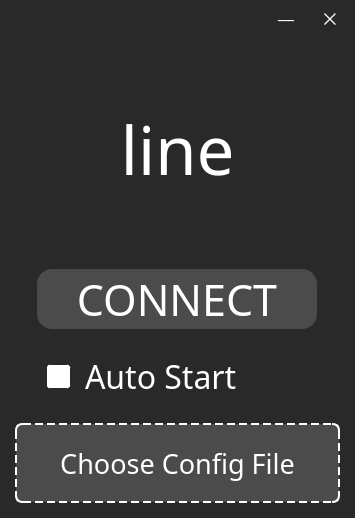
First picture: the form in forms/mainwindow.ui, repository WatLon/Line, before the edit.
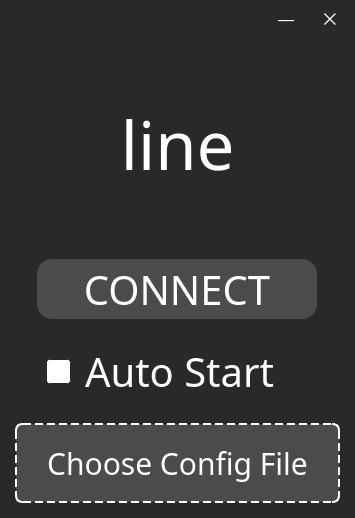
Second picture: the form after the edit.

Diff of the .ui file:
```diff
--- a/forms/mainwindow.ui
+++ b/forms/mainwindow.ui
@@ -224,14 +224,14 @@
       <property name="font">
        <font>
         <family>LED Dot-Matrix</family>
-        <pointsize>32</pointsize>
+        <pointsize>-1</pointsize>
        </font>
       </property>
       <property name="cursor">
        <cursorShape>PointingHandCursor</cursorShape>
       </property>
       <property name="styleSheet">
-       <string notr="true">background-color: rgb(75, 75, 75); color: white; border-radius: 15px; padding: 10px;</string>
+       <string notr="true">background-color: rgb(75, 75, 75); color: white; border-radius: 15px; padding: 10px; font-size: 40px;</string>
       </property>
       <property name="text">
        <string>CONNECT</string>
@@ -261,7 +261,7 @@
       <property name="font">
        <font>
         <family>LED Dot-Matrix</family>
-        <pointsize>24</pointsize>
+        <pointsize>-1</pointsize>
        </font>
       </property>
       <property name="cursor">
@@ -277,6 +277,7 @@
        <string notr="true">QCheckBox {
     color: white;
     spacing: 5px;
+	font-size: 40px;
 }
 
 QCheckBox::indicator {
@@ -332,7 +333,7 @@
       <property name="font">
        <font>
         <family>LED Dot-Matrix</family>
-        <pointsize>20</pointsize>
+        <pointsize>-1</pointsize>
        </font>
       </property>
       <property name="cursor">
@@ -343,7 +344,7 @@
 color: white;
 border: 2px dashed white;
 border-radius: 7px;
-</string>
+font-size: 30px;</string>
       </property>
       <property name="text">
        <string>Choose Config File</string>
```
